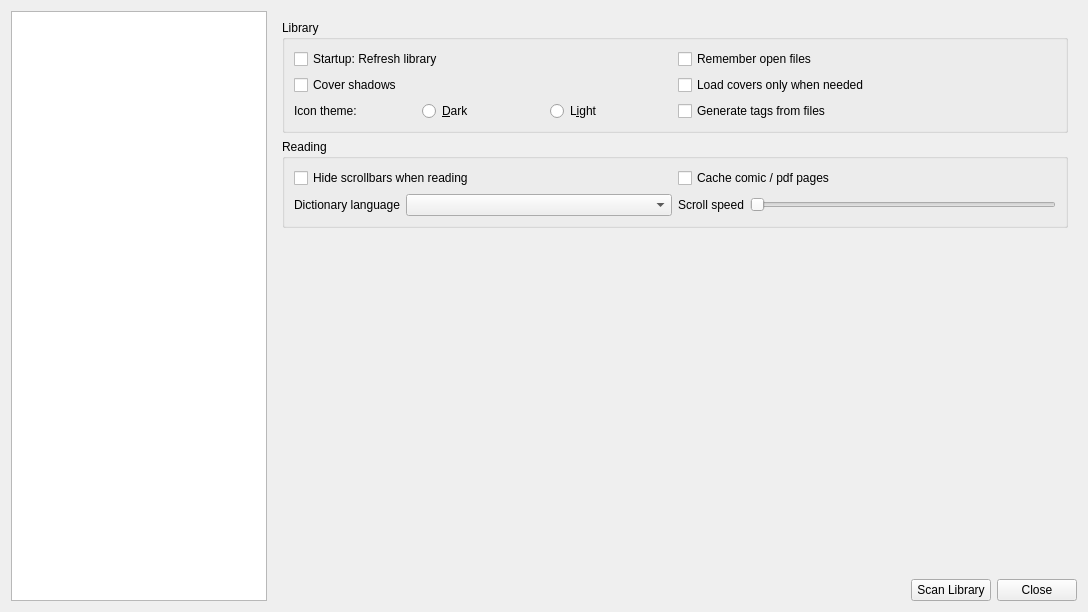
BasioMeusPuga/Lector, file lector/resources/raw/settings.ui: the form before one commit.
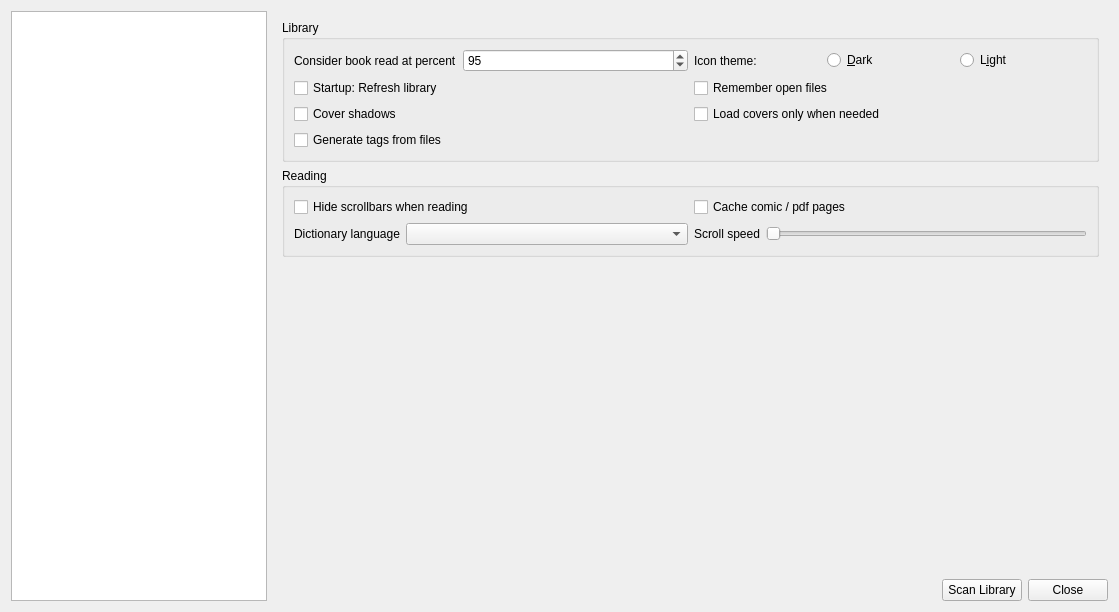
The form after the commit. The open tabs and pages were chosen to show the change.

Commit message: Fine tune progress display Option: Set consider read at percentage Small fixes

```diff
--- a/lector/resources/raw/settings.ui
+++ b/lector/resources/raw/settings.ui
@@ -6,7 +6,7 @@
    <rect>
     <x>0</x>
     <y>0</y>
-    <width>1088</width>
+    <width>1119</width>
     <height>612</height>
    </rect>
   </property>
@@ -47,6 +47,74 @@
              <layout class="QGridLayout" name="gridLayout_4">
               <item row="0" column="0">
                <layout class="QVBoxLayout" name="verticalLayout_2">
+                <item>
+                 <layout class="QHBoxLayout" name="horizontalLayout_13">
+                  <item>
+                   <layout class="QHBoxLayout" name="horizontalLayout_14">
+                    <item>
+                     <widget class="QLabel" name="readAtLabel">
+                      <property name="sizePolicy">
+                       <sizepolicy hsizetype="Maximum" vsizetype="Preferred">
+                        <horstretch>0</horstretch>
+                        <verstretch>0</verstretch>
+                       </sizepolicy>
+                      </property>
+                      <property name="text">
+                       <string>Consider book read at percent</string>
+                      </property>
+                      <property name="alignment">
+                       <set>Qt::AlignLeading|Qt::AlignLeft|Qt::AlignVCenter</set>
+                      </property>
+                     </widget>
+                    </item>
+                    <item>
+                     <widget class="QSpinBox" name="readAtPercent">
+                      <property name="minimum">
+                       <number>90</number>
+                      </property>
+                      <property name="value">
+                       <number>95</number>
+                      </property>
+                     </widget>
+                    </item>
+                   </layout>
+                  </item>
+                  <item>
+                   <layout class="QHBoxLayout" name="horizontalLayout_7">
+                    <item>
+                     <widget class="QLabel" name="label">
+                      <property name="toolTip">
+                       <string>Restart application to see changes</string>
+                      </property>
+                      <property name="text">
+                       <string>Icon theme: </string>
+                      </property>
+                     </widget>
+                    </item>
+                    <item>
+                     <widget class="QRadioButton" name="darkIconsRadio">
+                      <property name="toolTip">
+                       <string>Restart application to see changes</string>
+                      </property>
+                      <property name="text">
+                       <string>&amp;Dark</string>
+                      </property>
+                     </widget>
+                    </item>
+                    <item>
+                     <widget class="QRadioButton" name="lightIconsRadio">
+                      <property name="toolTip">
+                       <string>Restart application to see changes</string>
+                      </property>
+                      <property name="text">
+                       <string>L&amp;ight</string>
+                      </property>
+                     </widget>
+                    </item>
+                   </layout>
+                  </item>
+                 </layout>
+                </item>
                 <item>
                  <layout class="QHBoxLayout" name="horizontalLayout_4">
                   <item>
@@ -88,40 +156,6 @@
                 </item>
                 <item>
                  <layout class="QHBoxLayout" name="horizontalLayout_9">
-                  <item>
-                   <layout class="QHBoxLayout" name="horizontalLayout_7">
-                    <item>
-                     <widget class="QLabel" name="label">
-                      <property name="toolTip">
-                       <string>Restart application to see changes</string>
-                      </property>
-                      <property name="text">
-                       <string>Icon theme: </string>
-                      </property>
-                     </widget>
-                    </item>
-                    <item>
-                     <widget class="QRadioButton" name="darkIconsRadio">
-                      <property name="toolTip">
-                       <string>Restart application to see changes</string>
-                      </property>
-                      <property name="text">
-                       <string>&amp;Dark</string>
-                      </property>
-                     </widget>
-                    </item>
-                    <item>
-                     <widget class="QRadioButton" name="lightIconsRadio">
-                      <property name="toolTip">
-                       <string>Restart application to see changes</string>
-                      </property>
-                      <property name="text">
-                       <string>L&amp;ight</string>
-                      </property>
-                     </widget>
-                    </item>
-                   </layout>
-                  </item>
                   <item>
                    <widget class="QCheckBox" name="autoTags">
                     <property name="text">
```
The commit also changes 12 other files.
